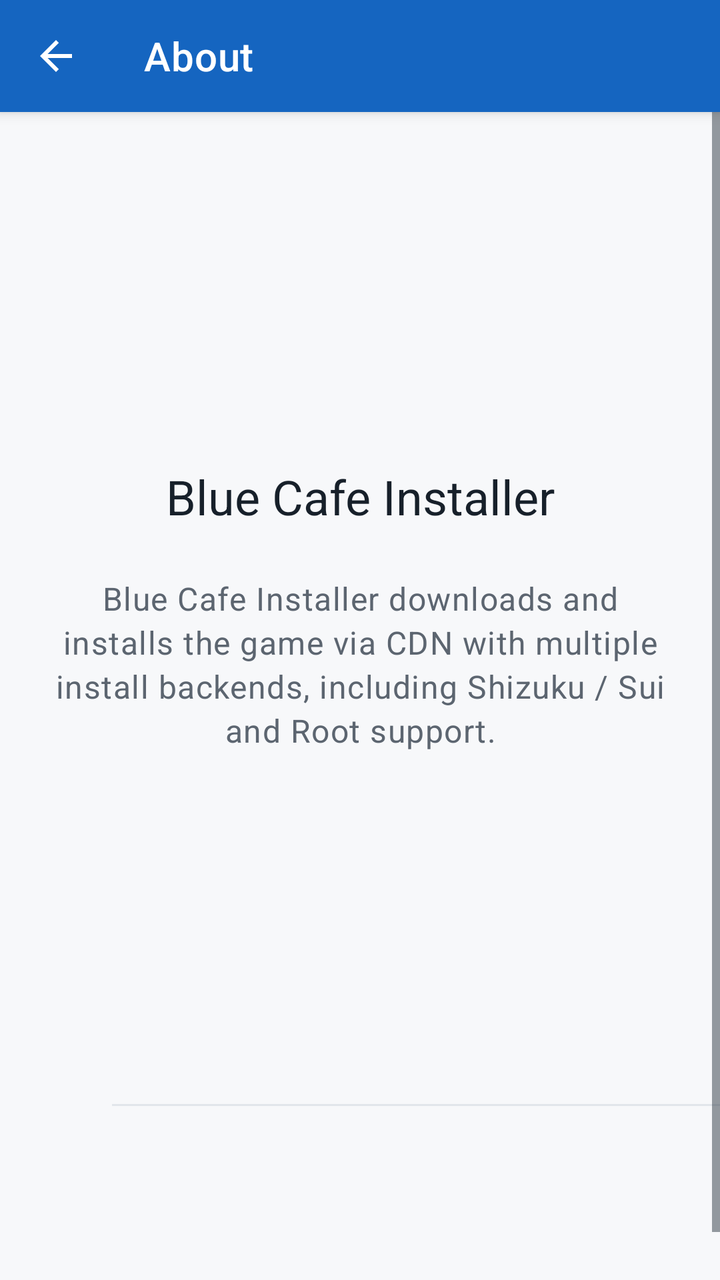
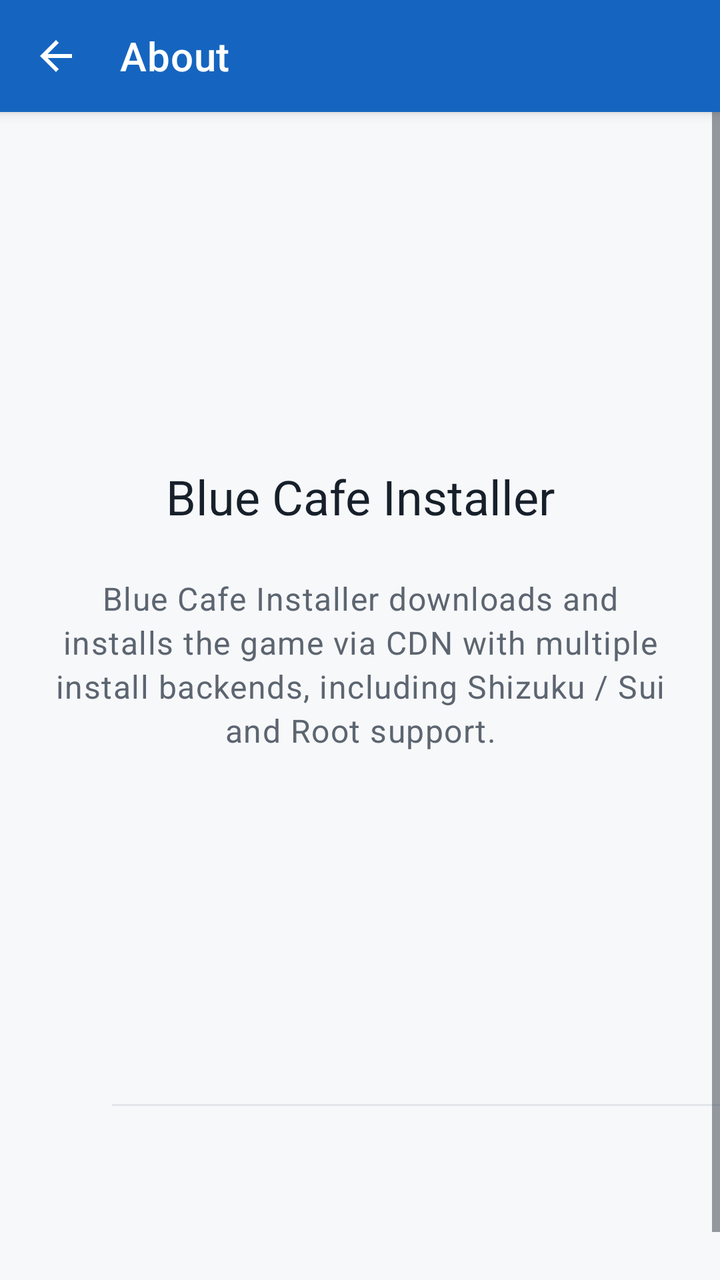

Compare the two renders of this Android layout. The source of the first and the diff that turns it into the second are given below.
<!-- AndroidManifest.xml: application theme Theme.Installer -->
<!-- res/layout/activity_about.xml -->
<LinearLayout xmlns:android="http://schemas.android.com/apk/res/android"
    xmlns:app="http://schemas.android.com/apk/res-auto"
    android:layout_width="match_parent"
    android:layout_height="match_parent"
    android:orientation="vertical">

    <com.google.android.material.appbar.MaterialToolbar
        android:id="@+id/about_top_app_bar"
        android:layout_width="match_parent"
        android:layout_height="@dimen/top_app_bar_height"
        app:navigationContentDescription="@string/action_back"
        app:navigationIcon="@drawable/ic_arrow_back_24"
        app:title="@string/about_title" />

    <ScrollView
        android:id="@+id/about_scroll"
        android:layout_width="match_parent"
        android:layout_height="0dp"
        android:layout_weight="1"
        android:clipToPadding="false"
        android:fillViewport="true">

        <LinearLayout
            android:layout_width="match_parent"
            android:layout_height="wrap_content"
            android:gravity="center_horizontal"
            android:orientation="vertical">

            <LinearLayout
                android:layout_width="match_parent"
                android:layout_height="wrap_content"
                android:gravity="center_horizontal"
                android:orientation="vertical"
                android:paddingStart="@dimen/space_24"
                android:paddingTop="@dimen/space_48"
                android:paddingEnd="@dimen/space_24">

                <ImageView
                    android:layout_width="@dimen/about_icon_size"
                    android:layout_height="@dimen/about_icon_size"
                    android:contentDescription="@string/app_name"
                    android:src="@mipmap/ic_launcher" />

                <TextView
                    android:layout_width="wrap_content"
                    android:layout_height="wrap_content"
                    android:layout_marginTop="@dimen/space_24"
                    android:gravity="center"
                    android:text="@string/app_name"
                    android:textAppearance="@style/TextAppearance.Installer.AboutTitle" />

                <TextView
                    android:layout_width="match_parent"
                    android:layout_height="wrap_content"
                    android:layout_marginTop="@dimen/space_24"
                    android:gravity="center"
                    android:lineSpacingExtra="3dp"
                    android:text="@string/about_description"
                    android:textAppearance="@style/TextAppearance.Installer.AboutBody"
                    android:textColor="@color/text_secondary" />
            </LinearLayout>

            <LinearLayout
                android:id="@+id/about_material_list"
                android:layout_width="match_parent"
                android:layout_height="wrap_content"
                android:layout_marginTop="@dimen/space_32"
                android:layout_marginBottom="@dimen/space_40"
                android:orientation="vertical">

                <include
                    android:id="@+id/item_app_version"
                    layout="@layout/row_about_list_item" />

                <include
                    android:id="@+id/item_source_code"
                    layout="@layout/row_about_list_item" />

                <View
                    android:layout_width="match_parent"
                    android:layout_height="1dp"
                    android:layout_marginStart="@dimen/space_56"
                    android:background="@color/card_stroke" />

                <include
                    android:id="@+id/item_licenses"
                    layout="@layout/row_about_list_item" />
            </LinearLayout>
        </LinearLayout>
    </ScrollView>
</LinearLayout>
<!-- res/layout/row_about_list_item.xml (included above) -->
<LinearLayout xmlns:android="http://schemas.android.com/apk/res/android"
    xmlns:app="http://schemas.android.com/apk/res-auto"
    android:layout_width="match_parent"
    android:layout_height="@dimen/list_top_app_bar_height"
    android:background="?attr/selectableItemBackground"
    android:gravity="center_vertical"
    android:orientation="horizontal"
    android:paddingStart="@dimen/space_16"
    android:paddingEnd="@dimen/space_16">

    <ImageView
        android:id="@+id/img_about_item_icon"
        android:layout_width="@dimen/icon_size_24"
        android:layout_height="@dimen/icon_size_24"
        android:layout_marginEnd="@dimen/space_16"
        android:contentDescription="@null"
        android:importantForAccessibility="no"
        app:tint="@color/icon_default" />

    <LinearLayout
        android:layout_width="0dp"
        android:layout_height="wrap_content"
        android:layout_weight="1"
        android:orientation="vertical">

        <TextView
            android:id="@+id/txt_about_item_title"
            android:layout_width="match_parent"
            android:layout_height="wrap_content"
            android:ellipsize="end"
            android:maxLines="1"
            android:textAppearance="@style/TextAppearance.OpenJbd.ListItemTitle" />

        <TextView
            android:id="@+id/txt_about_item_subtitle"
            android:layout_width="match_parent"
            android:layout_height="wrap_content"
            android:ellipsize="end"
            android:maxLines="1"
            android:paddingTop="@dimen/space_2"
            android:textAppearance="@style/TextAppearance.OpenJbd.ListItemSubtitle"
            android:visibility="gone" />
    </LinearLayout>

    <ImageView
        android:id="@+id/img_about_item_chevron"
        android:layout_width="@dimen/icon_size_24"
        android:layout_height="@dimen/icon_size_24"
        android:layout_marginStart="@dimen/space_12"
        android:contentDescription="@null"
        android:importantForAccessibility="no"
        android:src="@drawable/ic_chevron_right_24"
        android:visibility="gone"
        app:tint="@color/text_secondary" />
</LinearLayout>
<!-- resources referenced by this layout -->
<resources>
  <color name="card_stroke">#E1E5EB</color>
  <color name="icon_default">#34404A</color>
  <color name="text_secondary">#5C6570</color>
  <dimen name="about_icon_size">104dp</dimen>
  <dimen name="icon_size_24">24dp</dimen>
  <dimen name="list_top_app_bar_height">72dp</dimen>
  <dimen name="space_12">12dp</dimen>
  <dimen name="space_16">16dp</dimen>
  <dimen name="space_2">2dp</dimen>
  <dimen name="space_24">24dp</dimen>
  <dimen name="space_32">32dp</dimen>
  <dimen name="space_40">40dp</dimen>
  <dimen name="space_48">48dp</dimen>
  <dimen name="space_56">56dp</dimen>
  <dimen name="top_app_bar_height">56dp</dimen>
  <!-- drawable ic_arrow_back_24 (drawable) -->
  <vector xmlns:android="http://schemas.android.com/apk/res/android" android:autoMirrored="true" android:height="24dp" android:viewportHeight="24" android:viewportWidth="24" android:width="24dp">
        
      <path android:fillColor="?attr/colorControlNormal" android:pathData="M20,11H7.83l5.59,-5.59L12,4l-8,8 8,8 1.41,-1.41L7.83,13H20v-2z"/>
      
  </vector>
  <!-- mipmap ic_launcher (mipmap-anydpi-v26) -->
  <?xml version="1.0" encoding="utf-8"?>
  <adaptive-icon xmlns:android="http://schemas.android.com/apk/res/android">
      <background android:drawable="@color/ic_launcher_background"/>
      <foreground android:drawable="@drawable/ic_launcher_foreground"/>
      <monochrome android:drawable="@drawable/ic_launcher_foreground"/>
  </adaptive-icon>
  <string name="about_description">Blue Cafe Installer downloads and installs the game via CDN with multiple install backends, including Shizuku / Sui and Root support.</string>
  <string name="about_title">About</string>
  <string name="action_back">Back</string>
  <string name="app_name">Blue Cafe Installer</string>
  <style name="TextAppearance.Installer.AboutBody" parent="TextAppearance.MaterialComponents.Body1">
          <item name="android:textColor">@color/text_secondary</item>
      </style>
  <style name="TextAppearance.Installer.AboutTitle" parent="TextAppearance.MaterialComponents.Headline5">
          <item name="android:textColor">@color/text_primary</item>
          <item name="android:fontFamily">sans-serif-medium</item>
      </style>
  <style name="TextAppearance.OpenJbd.ListItemSubtitle" parent="TextAppearance.Installer.ListItemSubtitle" />
  <style name="TextAppearance.OpenJbd.ListItemTitle" parent="TextAppearance.Installer.ListItemTitle" />
  <color name="ic_launcher_background">#3F51B5</color>
  <color name="text_primary">#17202A</color>
  <style name="TextAppearance.Installer.ListItemSubtitle" parent="TextAppearance.MaterialComponents.Body2">
          <item name="android:textColor">@color/text_secondary</item>
      </style>
  <style name="TextAppearance.Installer.ListItemTitle" parent="TextAppearance.MaterialComponents.Subtitle1">
          <item name="android:textColor">@color/text_primary</item>
      </style>
  <color name="primary">#1565C0</color>
  <color name="primary_dark">#0D47A1</color>
  <color name="accent">#00A676</color>
  <color name="app_bg">#F7F8FA</color>
  <color name="surface">#FFFFFF</color>
  <color name="accent_dark">#007A55</color>
  <color name="error">#B00020</color>
  <color name="on_primary">#FFFFFF</color>
  <color name="on_secondary">#000000</color>
  <color name="on_error">#FFFFFF</color>
  <style name="Widget.Installer.Card" parent="Widget.MaterialComponents.CardView">
          <item name="cardBackgroundColor">@color/surface_elevation_2</item>
          <item name="strokeWidth">0dp</item>
          <item name="cardCornerRadius">4dp</item>
          <item name="cardElevation">2dp</item>
          <item name="cardUseCompatPadding">true</item>
      </style>
  <color name="launcher_icon_foreground">#FFFFFF</color>
  <color name="surface_elevation_2">#FFFFFF</color>
</resources>

<!-- the commit's change to res/layout/activity_about.xml (unified diff, before → after) -->
@@ -6,8 +6,11 @@
 
     <com.google.android.material.appbar.MaterialToolbar
         android:id="@+id/about_top_app_bar"
+        style="@style/Widget.Installer.Toolbar"
         android:layout_width="match_parent"
         android:layout_height="@dimen/top_app_bar_height"
+        android:gravity="center_vertical"
+        app:contentInsetStartWithNavigation="0dp"
         app:navigationContentDescription="@string/action_back"
         app:navigationIcon="@drawable/ic_arrow_back_24"
         app:title="@string/about_title" />
